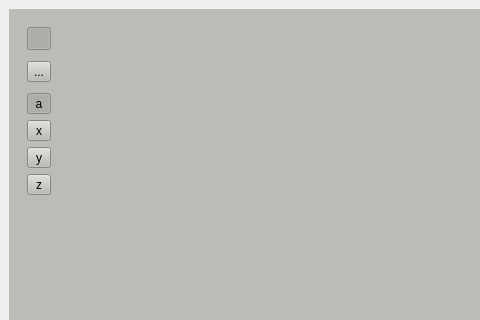
maykitbo/3d-viewer, file src/viewer/mainwindow.ui: the form before one commit; both pictures show x 0 to 480 and y 0 to 320 of the 927 by 778 pixel window.
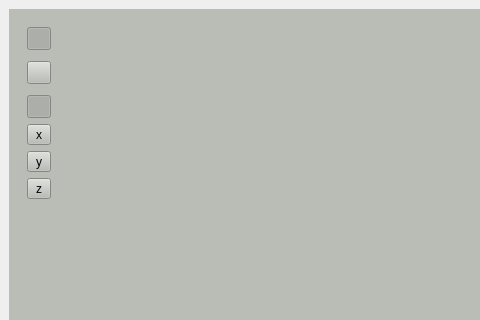
The form after the commit. Icons and pictures are not drawn. Custom widgets are drawn as their Qt base class.

Diff of the .ui file:
```diff
--- a/src/viewer/mainwindow.ui
+++ b/src/viewer/mainwindow.ui
@@ -95,10 +95,7 @@
                </sizepolicy>
               </property>
               <property name="text">
-               <string>...</string>
-              </property>
-              <property name="icon">
-               <iconset theme="rotate.png"/>
+               <string/>
               </property>
               <property name="checkable">
                <bool>true</bool>
@@ -133,10 +130,7 @@
                </sizepolicy>
               </property>
               <property name="text">
-               <string>a</string>
-              </property>
-              <property name="icon">
-               <iconset theme="xyz.png"/>
+               <string/>
               </property>
               <property name="checkable">
                <bool>true</bool>
```
Left out of the diff: 37 changed lines with no effect on the pictures.
